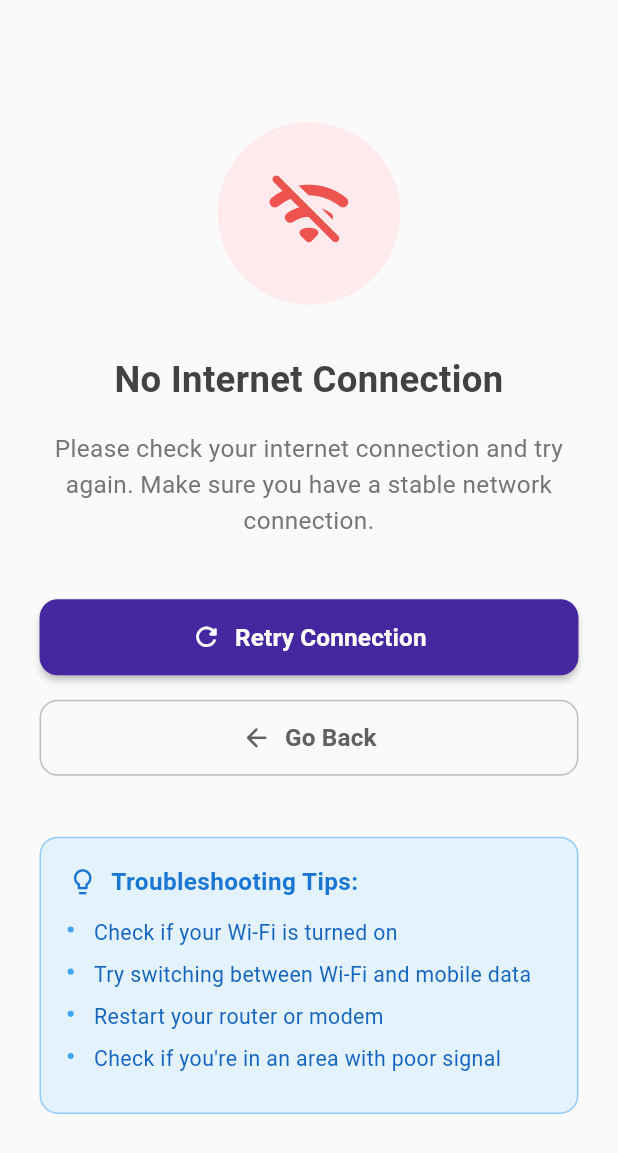
After one commit to mohdshahincalicut/e_commerce, a Flutter app: the NetworkErrorScreen screen opened by its route, on a phone screen of 412 x 824 dp. The commit adds this screen. Shown: the top 1153 px of the screen. Run offline on Flutter 3.47's test engine with Material 3 defaults, Android fonts, the phone set to English and light mode, and no system bars; our stand-ins replace cloud_firestore, connectivity_plus, firebase_auth, firebase_core, firebase_database, flutter_screenutil and 5 more; missing offline and left inert: razorpay_flutter; accounts and stored records are empty.

Commit message:
Added comprehensive network error handling
🌐 Network Error Features:
- Created NetworkErrorScreen with beautiful UI and troubleshooting tips
- Added NetworkService for connectivity detection and monitoring
- Integrated network checks in SearchBarWidget and SearchResultsScreen
- Added connectivity_plus package for reliable network detection

🔍 Error Handling:
- Network connectivity check before search operations
- Automatic navigation to error screen when no internet
- Retry functionality with connection testing
- Graceful fallback for offline scenarios

🎨 UI/UX Improvements:
- Professional error screen with helpful tips
- Loading states during connection checks
- Consistent deep purple theme
- User-friendly error messages

🛠️ Technical Features:
- Real-time network status monitoring
- Multiple connectivity type detection (WiFi, Mobile, etc.)
- Connection retry with visual feedback
- Error recovery mechanisms

```diff
--- a/lib/main.dart
+++ b/lib/main.dart
@@ -13,6 +13,7 @@ import 'screens/home_screen.dart';
 import 'screens/profile_screen.dart';
 import 'screens/wishlist_screen.dart';
 import 'screens/cart_screen.dart';
+import 'screens/network_error_screen.dart';
 import 'utils/database_init.dart';
 
 void main() async {
@@ -92,6 +93,7 @@ class MyApp extends StatelessWidget {
               '/profile': (context) => const ProfileScreen(),
               '/wishlist': (context) => const WishlistScreen(),
               '/cart': (context) => const CartScreen(),
+              '/network-error': (context) => const NetworkErrorScreen(),
             },
           );
         },
--- /dev/null
+++ b/lib/screens/network_error_screen.dart
@@ -0,0 +1,292 @@
+import 'package:flutter/material.dart';
+import 'package:flutter_screenutil/flutter_screenutil.dart';
+import 'dart:io';
+
+class NetworkErrorScreen extends StatefulWidget {
+  final String? errorMessage;
+  final VoidCallback? onRetry;
+
+  const NetworkErrorScreen({
+    super.key,
+    this.errorMessage,
+    this.onRetry,
+  });
+
+  @override
+  State<NetworkErrorScreen> createState() => _NetworkErrorScreenState();
+}
+
+class _NetworkErrorScreenState extends State<NetworkErrorScreen> {
+  bool _isCheckingConnection = false;
+
+  Future<bool> _checkInternetConnection() async {
+    try {
+      final result = await InternetAddress.lookup('google.com');
+      return result.isNotEmpty && result[0].rawAddress.isNotEmpty;
+    } on SocketException catch (_) {
+      return false;
+    }
+  }
+
+  Future<void> _retryConnection() async {
+    setState(() {
+      _isCheckingConnection = true;
+    });
+
+    try {
+      final hasConnection = await _checkInternetConnection();
+
+      if (hasConnection) {
+        if (widget.onRetry != null) {
+          widget.onRetry!();
+        } else {
+          Navigator.pop(context);
+        }
+      } else {
+        ScaffoldMessenger.of(context).showSnackBar(
+          const SnackBar(
+            content: Text('Still no internet connection. Please check your network settings.'),
+            backgroundColor: Colors.red,
+            duration: Duration(seconds: 3),
+          ),
+        );
+      }
+    } catch (e) {
+      ScaffoldMessenger.of(context).showSnackBar(
+        SnackBar(
+          content: Text('Error checking connection: $e'),
+          backgroundColor: Colors.red,
+          duration: const Duration(seconds: 3),
+        ),
+      );
+    } finally {
+      setState(() {
+        _isCheckingConnection = false;
+      });
+    }
+  }
+
+  @override
+  Widget build(BuildContext context) {
+    return Scaffold(
+      backgroundColor: Colors.grey[50],
+      body: SafeArea(
+        child: Center(
+          child: Padding(
+            padding: EdgeInsets.all(24.w),
+            child: Column(
+              mainAxisAlignment: MainAxisAlignment.center,
+              children: [
+                // Network Error Icon
+                Container(
+                  width: 120.w,
+                  height: 120.h,
+                  decoration: BoxDecoration(
+                    color: Colors.red[50],
+                    shape: BoxShape.circle,
+                  ),
+                  child: Icon(
+                    Icons.wifi_off_rounded,
+                    size: 60.sp,
+                    color: Colors.red[400],
+                  ),
+                ),
+
+                SizedBox(height: 32.h),
+
+                // Error Title
+                Text(
+                  'No Internet Connection',
+                  style: TextStyle(
+                    fontSize: 24.sp,
+                    fontWeight: FontWeight.bold,
+                    color: Colors.grey[800],
+                  ),
+                  textAlign: TextAlign.center,
+                ),
+
+                SizedBox(height: 16.h),
+
+                // Error Message
+                Text(
+                  widget.errorMessage ??
+                  'Please check your internet connection and try again. Make sure you have a stable network connection.',
+                  style: TextStyle(
+                    fontSize: 16.sp,
+                    color: Colors.grey[600],
+                    height: 1.5,
+                  ),
+                  textAlign: TextAlign.center,
+                ),
+
+                SizedBox(height: 40.h),
+
+                // Retry Button
+                SizedBox(
+                  width: double.infinity,
+                  height: 50.h,
+                  child: ElevatedButton(
+                    onPressed: _isCheckingConnection ? null : _retryConnection,
+                    style: ElevatedButton.styleFrom(
+                      backgroundColor: Colors.deepPurple[800],
+                      foregroundColor: Colors.white,
+                      shape: RoundedRectangleBorder(
+                        borderRadius: BorderRadius.circular(12.r),
+                      ),
+                      elevation: 2,
+                    ),
+                    child: _isCheckingConnection
+                        ? Row(
+                            mainAxisAlignment: MainAxisAlignment.center,
+                            children: [
+                              SizedBox(
+                                width: 20.w,
+                                height: 20.h,
+                                child: const CircularProgressIndicator(
+                                  strokeWidth: 2,
+                                  valueColor: AlwaysStoppedAnimation<Color>(Colors.white),
+                                ),
+                              ),
+                              SizedBox(width: 12.w),
+                              Text(
+                                'Checking...',
+                                style: TextStyle(
+                                  fontSize: 16.sp,
+                                  fontWeight: FontWeight.w600,
+                                ),
+                              ),
+                            ],
+                          )
+                        : Row(
+                            mainAxisAlignment: MainAxisAlignment.center,
+                            children: [
+                              Icon(
+                                Icons.refresh_rounded,
+                                size: 20.sp,
+                              ),
+                              SizedBox(width: 8.w),
+                              Text(
+                                'Retry Connection',
+                                style: TextStyle(
+                                  fontSize: 16.sp,
+                                  fontWeight: FontWeight.w600,
+                                ),
+                              ),
+                            ],
+                          ),
+                  ),
+                ),
+
+                SizedBox(height: 16.h),
+
+                // Back Button
+                SizedBox(
+                  width: double.infinity,
+                  height: 50.h,
+                  child: OutlinedButton(
+                    onPressed: () => Navigator.pop(context),
+                    style: OutlinedButton.styleFrom(
+                      foregroundColor: Colors.grey[700],
+                      side: BorderSide(color: Colors.grey[400]!),
+                      shape: RoundedRectangleBorder(
+                        borderRadius: BorderRadius.circular(12.r),
+                      ),
+                    ),
+                    child: Row(
+                      mainAxisAlignment: MainAxisAlignment.center,
+                      children: [
+                        Icon(
+                          Icons.arrow_back_rounded,
+                          size: 20.sp,
+                        ),
+                        SizedBox(width: 8.w),
+                        Text(
+                          'Go Back',
+                          style: TextStyle(
+                            fontSize: 16.sp,
+                            fontWeight: FontWeight.w600,
+                          ),
+                        ),
+                      ],
+                    ),
+                  ),
+                ),
+
+                SizedBox(height: 40.h),
+
+                // Helpful Tips
+                Container(
+                  padding: EdgeInsets.all(16.w),
+                  decoration: BoxDecoration(
+                    color: Colors.blue[50],
+                    borderRadius: BorderRadius.circular(12.r),
+                    border: Border.all(color: Colors.blue[200]!),
+                  ),
+                  child: Column(
+                    crossAxisAlignment: CrossAxisAlignment.start,
+                    children: [
+                      Row(
+                        children: [
+                          Icon(
+                            Icons.lightbulb_outline,
+                            size: 20.sp,
+                            color: Colors.blue[700],
+                          ),
+                          SizedBox(width: 8.w),
+                          Text(
+                            'Troubleshooting Tips:',
+                            style: TextStyle(
+                              fontSize: 16.sp,
+                              fontWeight: FontWeight.w600,
+                              color: Colors.blue[700],
+                            ),
+                          ),
+                        ],
+                      ),
+                      SizedBox(height: 12.h),
+                      _buildTip('Check if your Wi-Fi is turned on'),
+                      _buildTip('Try switching between Wi-Fi and mobile data'),
+                      _buildTip('Restart your router or modem'),
+                      _buildTip('Check if you\'re in an area with poor signal'),
+                    ],
+                  ),
+                ),
+              ],
+            ),
+          ),
+        ),
+      ),
+    );
+  }
+
+  Widget _buildTip(String tip) {
+    return Padding(
+      padding: EdgeInsets.only(bottom: 8.h),
+      child: Row(
+        crossAxisAlignment: CrossAxisAlignment.start,
+        children: [
+          Container(
+            margin: EdgeInsets.only(top: 6.h),
+            width: 4.w,
+            height: 4.h,
+            decoration: BoxDecoration(
+              color: Colors.blue[400],
+              shape: BoxShape.circle,
+            ),
+          ),
+          SizedBox(width: 12.w),
+          Expanded(
+            child: Text(
+              tip,
+              style: TextStyle(
+                fontSize: 14.sp,
+                color: Colors.blue[800],
+                height: 1.4,
+              ),
+            ),
+          ),
+        ],
+      ),
+    );
+  }
+}
--- a/pubspec.yaml
+++ b/pubspec.yaml
@@ -45,6 +45,7 @@ dependencies:
   geolocator: ^10.1.0
   google_maps_flutter: ^2.5.3
   permission_handler: ^11.1.0
+  connectivity_plus: ^5.0.2
   # Removed localization dependencies
   # flutter_localizations:
   #   sdk: flutter
```
Also changed, not shown: lib/providers/database_provider.dart (+12 -0 lines), lib/screens/search_results_screen.dart (+49 -1 lines), lib/services/network_service.dart (added, +92 -0 lines), lib/widgets/home/search_bar_widget.dart (+24 -1 lines), pubspec.lock, 3 other files.
